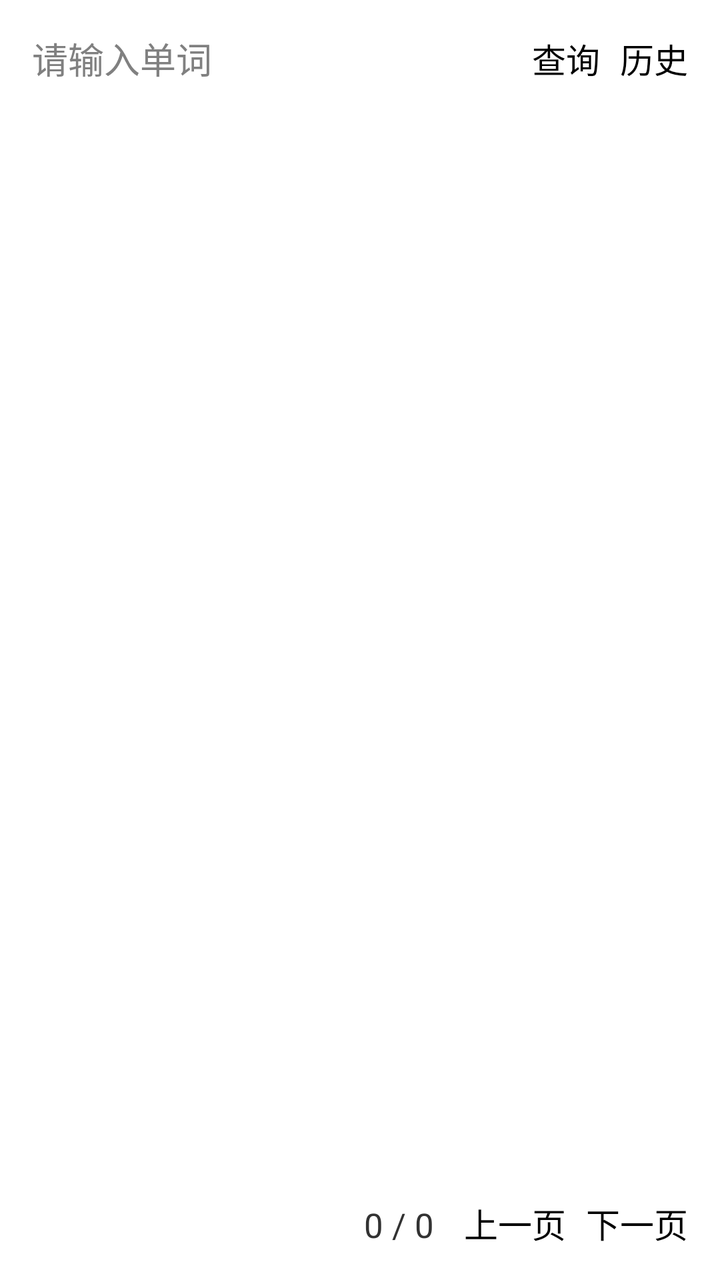
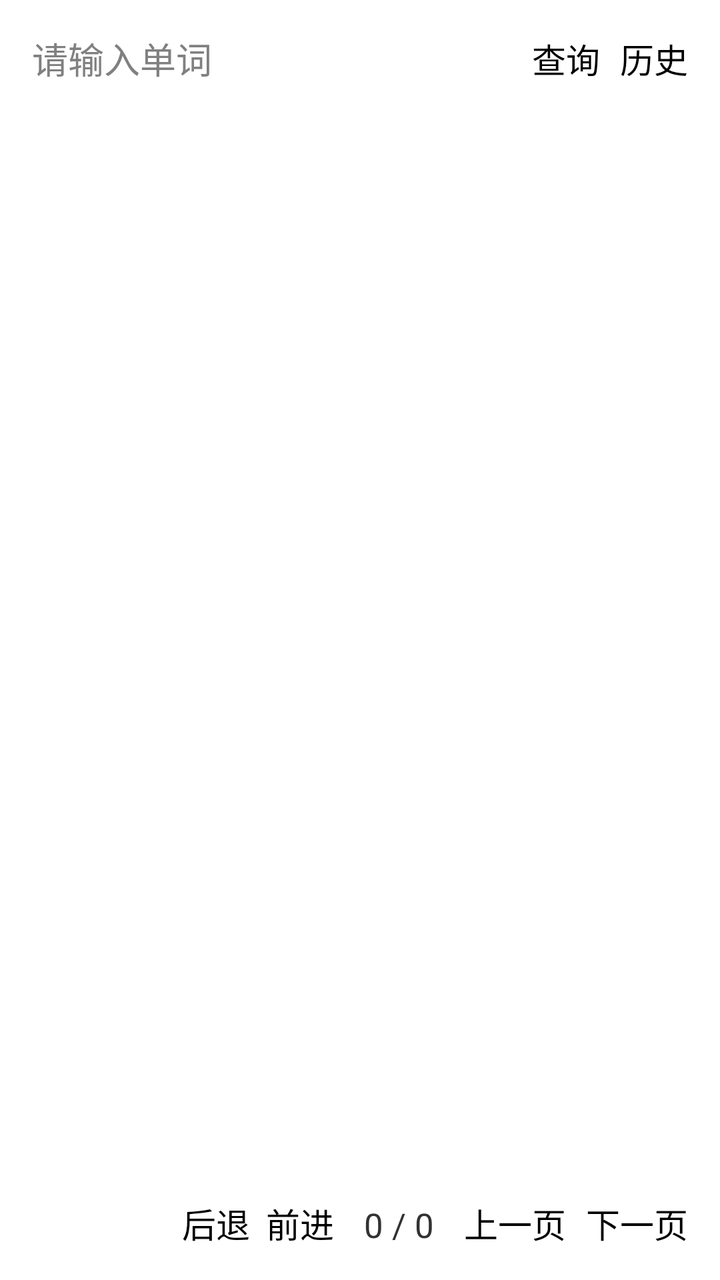

An Android layout rendered at two revisions. The XML below is the earlier revision; the diff shows what the commit changed to produce the second picture.
<!-- AndroidManifest.xml: application theme Theme.MyApplication -->
<!-- res/layout/activity_main.xml -->
<?xml version="1.0" encoding="utf-8"?>
<LinearLayout xmlns:android="http://schemas.android.com/apk/res/android"
    android:layout_width="match_parent"
    android:layout_height="match_parent"
    android:orientation="vertical"
    android:padding="16dp">

    
    <LinearLayout
        android:layout_width="match_parent"
        android:layout_height="wrap_content"
        android:gravity="center_vertical"
        android:orientation="horizontal"
        android:spacing="10dp">

        <EditText
            android:id="@+id/et_input"
            android:layout_width="0dp"
            android:layout_height="wrap_content"
            android:layout_weight="1"
            android:hint="请输入单词"
            android:inputType="textCapWords"
            android:textSize="18sp" />

        <Button
            android:id="@+id/btn_query"
            android:layout_width="wrap_content"
            android:layout_height="wrap_content"
            android:layout_marginStart="10dp"
            android:text="查询"
            android:textSize="17sp" />

        <Button
            android:id="@+id/btn_history"
            android:layout_width="wrap_content"
            android:layout_height="wrap_content"
            android:layout_marginStart="10dp"
            android:text="历史"
            android:textSize="17sp" />
    </LinearLayout>

    
    <TextView
        android:id="@+id/tv_result"
        android:layout_width="match_parent"
        android:layout_height="0dp"
        android:layout_weight="1"
        android:layout_marginTop="15dp"
        android:gravity="top"
        android:textSize="24sp"
        android:lineSpacingExtra="3dp" />

    
    <LinearLayout
        android:layout_width="match_parent"
        android:layout_height="wrap_content"
        android:layout_marginTop="15dp"
        android:gravity="end"
        android:orientation="horizontal">

        <TextView
            android:id="@+id/tv_page_num"
            android:layout_width="wrap_content"
            android:layout_height="wrap_content"
            android:layout_marginEnd="15dp"
            android:text="0 / 0"
            android:textSize="17sp" />

        <Button
            android:id="@+id/btn_prev"
            android:layout_width="wrap_content"
            android:layout_height="wrap_content"
            android:text="上一页"
            android:textSize="17sp" />

        <Button
            android:id="@+id/btn_next"
            android:layout_width="wrap_content"
            android:layout_height="wrap_content"
            android:layout_marginStart="10dp"
            android:text="下一页"
            android:textSize="17sp" />
    </LinearLayout>

</LinearLayout>
<!-- resources referenced by this layout -->
<resources>
  <style name="Theme.MyApplication" parent="android:Theme.Light.NoTitleBar">
          <item name="android:windowBackground">@android:color/white</item>
          <item name="android:textColorPrimary">@android:color/black</item>
      </style>
</resources>

<!-- the commit's change to res/layout/activity_main.xml (unified diff, before → after) -->
@@ -10,8 +10,7 @@
         android:layout_width="match_parent"
         android:layout_height="wrap_content"
         android:gravity="center_vertical"
-        android:orientation="horizontal"
-        android:spacing="10dp">
+        android:orientation="horizontal">
 
         <EditText
             android:id="@+id/et_input"
@@ -47,8 +46,8 @@
         android:layout_weight="1"
         android:layout_marginTop="15dp"
         android:gravity="top"
-        android:textSize="24sp"
-        android:lineSpacingExtra="3dp" />
+        android:textSize="22sp"
+        android:lineSpacingExtra="4dp" />
 
     
     <LinearLayout
@@ -58,11 +57,26 @@
         android:gravity="end"
         android:orientation="horizontal">
 
+        <Button
+            android:id="@+id/btn_back"
+            android:layout_width="wrap_content"
+            android:layout_height="wrap_content"
+            android:text="后退"
+            android:textSize="17sp" />
+
+        <Button
+            android:id="@+id/btn_forward"
+            android:layout_width="wrap_content"
+            android:layout_height="wrap_content"
+            android:layout_marginStart="8dp"
+            android:text="前进"
+            android:textSize="17sp" />
+
         <TextView
             android:id="@+id/tv_page_num"
             android:layout_width="wrap_content"
             android:layout_height="wrap_content"
-            android:layout_marginEnd="15dp"
+            android:layout_marginHorizontal="15dp"
             android:text="0 / 0"
             android:textSize="17sp" />
 
